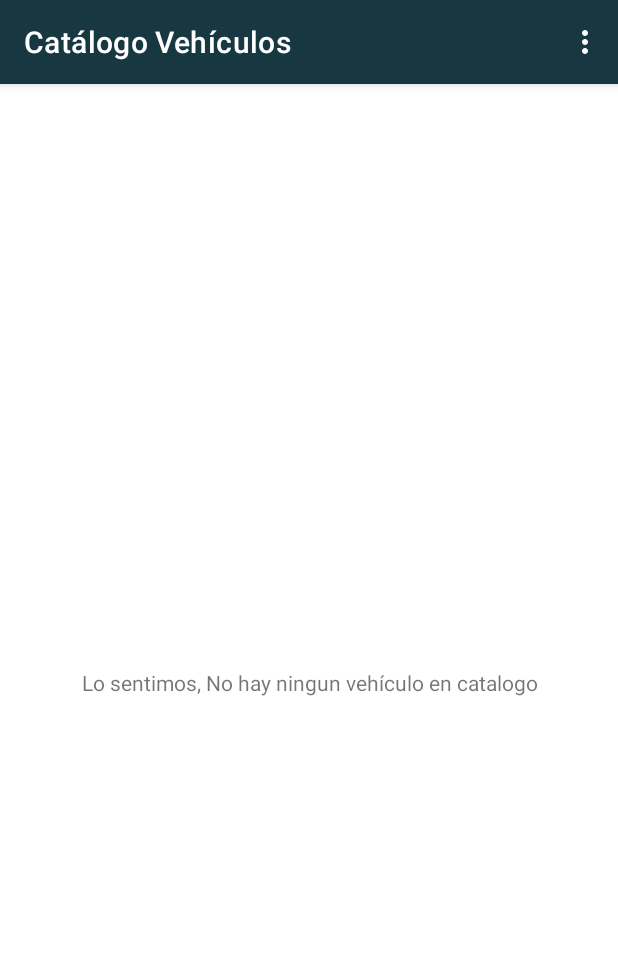
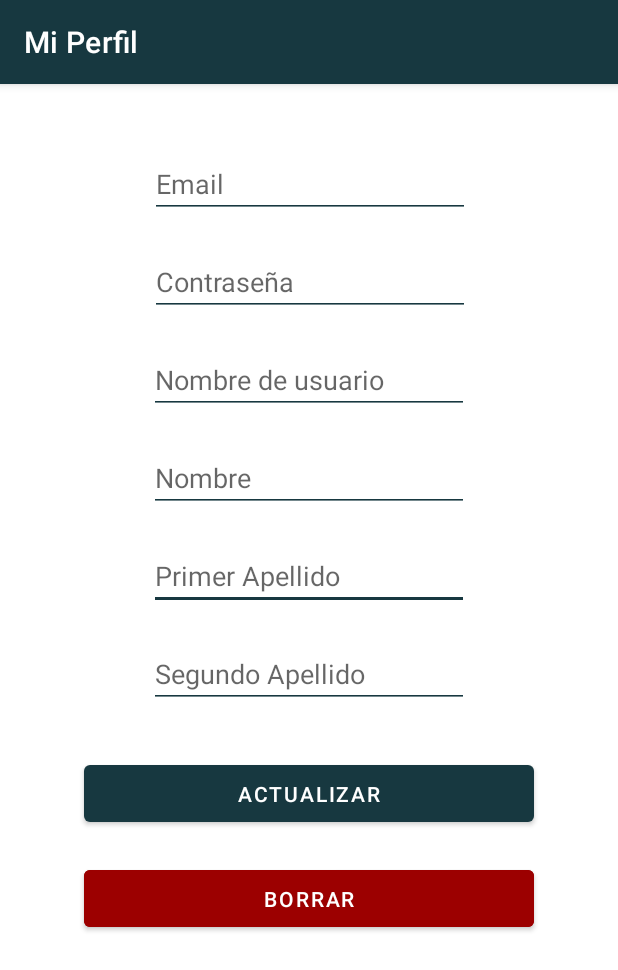
Before and after one commit to JoseAntonioNavas/AndroidAp, an Android app: the CatalogoVehiculosActivity screen opened directly, with no data from a screen before it, in the options menu, after a tap on "Mi Perfil", on a phone screen of 412 x 824 dp. Shown: the top 970 px of the screen. Run offline under Robolectric (Android 15) with nearby library versions, the light colour scheme and no system bars; network calls fail; 6 statements that could not run were skipped.

Commit message:
11 febreto 12:34

```diff
--- a/app/src/main/AndroidManifest.xml
+++ b/app/src/main/AndroidManifest.xml
@@ -12,7 +12,8 @@
         android:roundIcon="@mipmap/ic_launcher_round"
         android:supportsRtl="true"
         android:theme="@style/Theme.ConcesionarioCoches">
-        <activity android:name="controller.RegistrarActivity"></activity>
+        <activity android:name="controller.ProfileActivity"></activity>
+        <activity android:name="controller.RegistrarActivity" />
         <activity android:name="controller.CatalogoVehiculosActivity" />
         <activity android:name="controller.LoginActivity" />
         <activity android:name="controller.MainActivity">
--- a/app/src/main/java/controller/CatalogoVehiculosActivity.java
+++ b/app/src/main/java/controller/CatalogoVehiculosActivity.java
@@ -92,6 +92,9 @@ public class CatalogoVehiculosActivity extends AppCompatActivity {
         switch (item.getItemId()){
 
             case R.id.menu4:
+                Intent intent1 = new Intent(this, ProfileActivity.class);
+                intent1.setFlags(Intent.FLAG_ACTIVITY_NEW_TASK);
+                startActivity(intent1);
 
             break;
 
@@ -126,8 +129,6 @@ public class CatalogoVehiculosActivity extends AppCompatActivity {
         new CatalogoVehiculosActivity.getVehiculosCatalogo_AsyncTask().execute(VariablesGlobales.url + "/api/vehiculos/getVehiculosBBDD", str);
     }
     private static class getVehiculosCatalogo_AsyncTask extends AsyncTask<String, Void, String> {
-
-
 
         @Override
         protected void onPreExecute() {
@@ -173,7 +174,7 @@ public class CatalogoVehiculosActivity extends AppCompatActivity {
     }
 
 
-    // GET VEHICULO
+    // GET coche
     public static void getDetalleUsuario(String id_user,Menu menu){
 
         new CatalogoVehiculosActivity.getDetalleUsuario_AsyncTask(menu).execute(VariablesGlobales.url + "/api/detalles-usuarioById/"+id_user);
--- /dev/null
+++ b/app/src/main/java/controller/ProfileActivity.java
@@ -0,0 +1,90 @@
+package controller;
+
+import androidx.appcompat.app.AppCompatActivity;
+
+import android.content.Context;
+import android.os.AsyncTask;
+import android.os.Bundle;
+import android.view.Menu;
+import android.widget.EditText;
+import android.widget.Toast;
+
+import com.nono.concesionariocoches.R;
+
+import org.json.JSONException;
+
+import java.io.IOException;
+import java.util.List;
+
+import logic.PeticionHTTP;
+import logic.VariablesGlobales;
+import model.detallesUsuario;
+
+public class ProfileActivity extends AppCompatActivity {
+
+    Context context;
+    private static EditText txtEmailProfile;
+    @Override
+    protected void onCreate(Bundle savedInstanceState) {
+        super.onCreate(savedInstanceState);
+        setContentView(R.layout.activity_profile);
+
+
+        context = getApplicationContext();
+        txtEmailProfile = findViewById(R.id.txtEmailProfile);
+        setTitle(R.string.miPerfil);
+
+
+        getDetalleUsuario(logic.MainLogic.leerPreferenciasUsuario(context));
+
+    }
+
+
+    // GET coche
+    public static void getDetalleUsuario(String id_user){
+
+        new ProfileActivity.getDetalleUsuario_AsyncTask().execute(VariablesGlobales.url + "/api/detalles-usuarioById/"+id_user);
+    }
+    private static class getDetalleUsuario_AsyncTask extends AsyncTask<String, Void, String> {
+
+
+        @Override
+        protected void onPreExecute() {
+            super.onPreExecute();
+            // CARGANDO...
+
+        }
+
+        @Override
+        protected String doInBackground(String... params) {
+            String result= null;
+
+            try {
+                result =  PeticionHTTP.peticionHTTPGET(params);
+            } catch (IOException e) {
+                e.printStackTrace();
+            }
+
+            return result;
+        }
+
+        @Override
+        public void onPostExecute(String result){
+
+
+            System.out.println("aaaa" + result);
+            try {
+               List<detallesUsuario> lstDu =  logic.detallesUsuarioLogic.JsonTodetalleUsuarios(result);
+
+                txtEmailProfile.setText(lstDu.get(0).getApellido_1());
+
+
+            } catch (JSONException e) {
+                e.printStackTrace();
+            }
+
+
+        }
+
+    }
+}
--- a/app/src/main/java/logic/MainLogic.java
+++ b/app/src/main/java/logic/MainLogic.java
@@ -35,7 +35,7 @@ public class MainLogic {
 
     public static void escribirPreferenciasUsuario(List<Usuario> Usuario,Context context){
         // LOGEAMOS
-        SharedPreferences prefs = androidx.preference.PreferenceManager.getDefaultSharedPreferences(LoginActivity.context);
+        SharedPreferences prefs = androidx.preference.PreferenceManager.getDefaultSharedPreferences(context);
 
         // Escribir en las preferencias
         SharedPreferences.Editor editorPrefs = prefs.edit();
--- /dev/null
+++ b/app/src/main/res/layout/activity_profile.xml
@@ -0,0 +1,123 @@
+<?xml version="1.0" encoding="utf-8"?>
+<androidx.constraintlayout.widget.ConstraintLayout xmlns:android="http://schemas.android.com/apk/res/android"
+    xmlns:app="http://schemas.android.com/apk/res-auto"
+    xmlns:tools="http://schemas.android.com/tools"
+    android:layout_width="match_parent"
+    android:layout_height="match_parent"
+    tools:context="controller.ProfileActivity">
+
+    <Button
+        android:id="@+id/btnBorrarProfile"
+        android:layout_width="@dimen/anchuraBotones"
+        android:layout_height="@dimen/alturaBotones"
+        android:layout_marginTop="20dp"
+        android:backgroundTint="@color/btnBorrar"
+        android:text="@string/Borrar"
+        app:layout_constraintEnd_toEndOf="parent"
+        app:layout_constraintStart_toStartOf="parent"
+        app:layout_constraintTop_toBottomOf="@+id/btnActualizarProfile" />
+
+    <EditText
+        android:id="@+id/txtApellido1Profile"
+        android:layout_width="wrap_content"
+        android:layout_height="wrap_content"
+        android:layout_marginTop="20dp"
+        android:backgroundTint="@color/ColorPrincipal"
+        android:ems="10"
+        android:hint="@string/hintApellido_1"
+        android:inputType="textPersonName"
+        app:layout_constraintEnd_toEndOf="parent"
+        app:layout_constraintStart_toStartOf="parent"
+        app:layout_constraintTop_toBottomOf="@+id/txtNombreProfile" />
+
+    <EditText
+        android:id="@+id/txtNombreProfile"
+        android:layout_width="wrap_content"
+        android:layout_height="wrap_content"
+        android:layout_marginTop="20dp"
+        android:backgroundTint="@color/ColorPrincipal"
+        android:ems="10"
+        android:hint="@string/hintNombre"
+        android:inputType="textPersonName"
+        app:layout_constraintEnd_toEndOf="parent"
+        app:layout_constraintStart_toStartOf="parent"
+        app:layout_constraintTop_toBottomOf="@+id/txtNickProfile" />
+
+    <EditText
+        android:id="@+id/txtNickProfile2"
+        android:layout_width="wrap_content"
+        android:layout_height="wrap_content"
+        android:layout_marginTop="20dp"
+        android:backgroundTint="@color/ColorPrincipal"
+        android:ems="10"
+        android:hint="@string/hintApellido_2"
+        android:inputType="textPersonName"
+        app:layout_constraintEnd_toEndOf="parent"
+        app:layout_constraintStart_toStartOf="parent"
+        app:layout_constraintTop_toBottomOf="@+id/txtApellido1Profile" />
+
+    <ImageView
+        android:id="@+id/imgFotoProfile"
+        android:layout_width="wrap_content"
+        android:layout_height="wrap_content"
+        android:layout_marginTop="16dp"
+        app:layout_constraintEnd_toEndOf="parent"
+        app:layout_constraintHorizontal_bias="0.498"
+        app:layout_constraintStart_toStartOf="parent"
+        app:layout_constraintTop_toTopOf="parent"
+        tools:src="@tools:sample/avatars" />
+
+    <EditText
+        android:id="@+id/txtEmailProfile"
+        android:layout_width="wrap_content"
+        android:layout_height="wrap_content"
+        android:layout_marginTop="28dp"
+        android:backgroundTint="@color/ColorPrincipal"
+        android:ems="10"
+        android:enabled="false"
+        android:hint="@string/hintEmail"
+        android:inputType="textEmailAddress"
+        app:layout_constraintEnd_toEndOf="parent"
+        app:layout_constraintHorizontal_bias="0.502"
+        app:layout_constraintStart_toStartOf="parent"
+        app:layout_constraintTop_toBottomOf="@+id/imgFotoProfile" />
+
+    <EditText
+        android:id="@+id/txtPasswordProfile"
+        android:layout_width="wrap_content"
+        android:layout_height="wrap_content"
+        android:layout_marginTop="20dp"
+        android:backgroundTint="@color/ColorPrincipal"
+        android:ems="10"
+        android:hint="@string/hintPassword"
+        android:inputType="textPassword"
+        android:textColorHint="?android:attr/textColorHint"
+        app:layout_constraintEnd_toEndOf="parent"
+        app:layout_constraintHorizontal_bias="0.502"
+        app:layout_constraintStart_toStartOf="parent"
+        app:layout_constraintTop_toBottomOf="@+id/txtEmailProfile" />
+
+    <EditText
+        android:id="@+id/txtNickProfile"
+        android:layout_width="wrap_content"
+        android:layout_height="wrap_content"
+        android:layout_marginTop="20dp"
+        android:backgroundTint="@color/ColorPrincipal"
+        android:ems="10"
+        android:hint="@string/hintNick"
+        android:inputType="textPersonName"
+        app:layout_constraintEnd_toEndOf="parent"
+        app:layout_constraintStart_toStartOf="parent"
+        app:layout_constraintTop_toBottomOf="@+id/txtPasswordProfile" />
+
+    <Button
+        android:id="@+id/btnActualizarProfile"
+        android:layout_width="@dimen/anchuraBotones"
+        android:layout_height="@dimen/alturaBotones"
+        android:layout_marginTop="32dp"
+        android:text="@string/Actualizar"
+        app:layout_constraintEnd_toEndOf="parent"
+        app:layout_constraintStart_toStartOf="parent"
+        app:layout_constraintTop_toBottomOf="@+id/txtNickProfile2" />
+
+</androidx.constraintlayout.widget.ConstraintLayout>
--- a/app/src/main/res/values/colors.xml
+++ b/app/src/main/res/values/colors.xml
@@ -10,5 +10,6 @@
 
    <!-- <color name="ColorPrincipal">#00E183</color>-->
     <color name="ColorPrincipal">#173840</color>
+    <color name="btnBorrar">#9C0000</color>
 
 </resources>
--- a/app/src/main/res/values/strings.xml
+++ b/app/src/main/res/values/strings.xml
@@ -27,5 +27,7 @@
     <string name="misCompras">Mis Compras</string>
     <string name="misVentas">Mis Ventas</string>
     <string name="Logout">Salir</string>
+    <string name="Actualizar">Actualizar</string>
+    <string name="Borrar">Borrar</string>
     <string name="msgCatalogoVehiculos">Lo sentimos, No hay ningun vehículo en catalogo</string>
 </resources>
```
